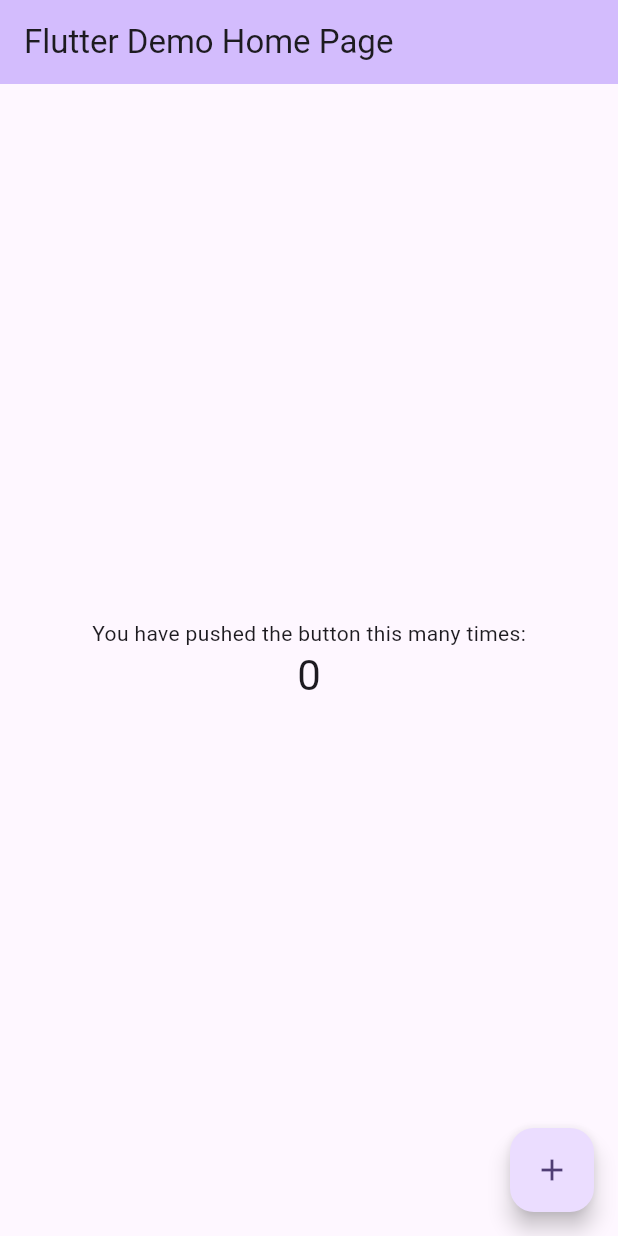
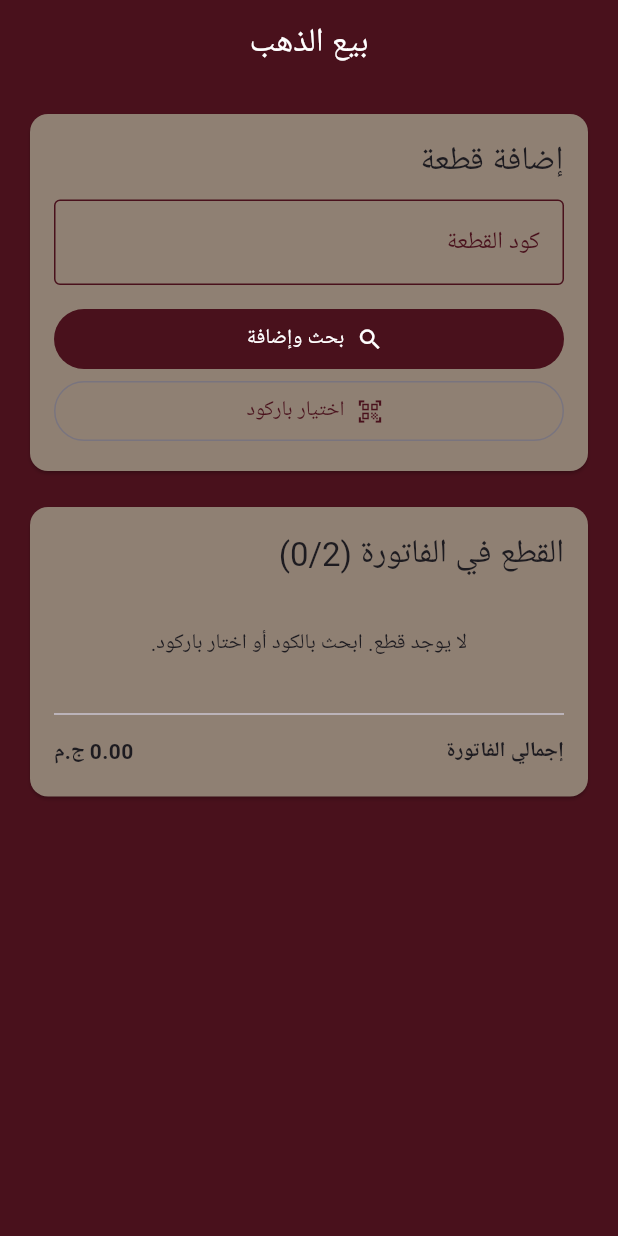
Before and after one commit to BasmalaAhmed/gold_shop_app, a Flutter app: the screen it shows after launch, on a phone screen of 412 x 824 dp. Run offline on Flutter 3.47's test engine with Material 3 defaults, Android fonts, the phone set to English and light mode, and no system bars.

Commit message:
feat: implement responsive demo UI

```diff
--- /dev/null
+++ b/lib/features/gold_sale/data/gold_sale_demo_catalog.dart
@@ -0,0 +1,56 @@
+import 'package:gold_shop_app/features/gold_sale/domain/gold_item_status.dart';
+import 'package:gold_shop_app/features/gold_sale/domain/gold_sale_calc.dart';
+import 'package:gold_shop_app/features/gold_sale/domain/gold_sale_cart.dart';
+
+class GoldSaleDemoCatalog {
+  const GoldSaleDemoCatalog();
+
+  static const Map<String, GoldSaleCartItem> _records = {
+    'DEMO-1001': GoldSaleCartItem(
+      code: 'DEMO-1001',
+      status: GoldItemStatus.available,
+      input: GoldSaleInput(
+        grossWeightMg: 4500,
+        stonesWeightMg: 300,
+        karat: 21,
+        goldPricePerGramPiasters: 420000,
+        laborValue: 12000,
+        laborPricingType: LaborPricingType.perGram,
+        discountPercent: 10,
+      ),
+    ),
+    'DEMO-1002': GoldSaleCartItem(
+      code: 'DEMO-1002',
+      status: GoldItemStatus.available,
+      input: GoldSaleInput(
+        grossWeightMg: 3000,
+        stonesWeightMg: 150,
+        karat: 18,
+        goldPricePerGramPiasters: 360000,
+        laborValue: 15000,
+        laborPricingType: LaborPricingType.fixed,
+        discountPercent: 5,
+      ),
+    ),
+    'DEMO-1003': GoldSaleCartItem(
+      code: 'DEMO-1003',
+      status: GoldItemStatus.reserved,
+      input: GoldSaleInput(
+        grossWeightMg: 5000,
+        stonesWeightMg: 500,
+        karat: 21,
+        goldPricePerGramPiasters: 420000,
+        laborValue: 12000,
+        laborPricingType: LaborPricingType.perGram,
+        discountPercent: 0,
+      ),
+    ),
+  };
+
+  List<GoldSaleCartItem> get demoItems => List.unmodifiable(_records.values);
+
+  GoldSaleCartItem? findByCode(String code) {
+    final normalizedCode = code.trim().toUpperCase();
+    return _records[normalizedCode];
+  }
+}
--- a/lib/features/gold_sale/domain/gold_sale_calc.dart
+++ b/lib/features/gold_sale/domain/gold_sale_calc.dart
@@ -4,6 +4,7 @@ class GoldSaleInput {
   const GoldSaleInput({
     required this.grossWeightMg,
     required this.stonesWeightMg,
+    required this.karat,
     required this.goldPricePerGramPiasters,
     required this.laborValue,
     required this.discountPercent,
@@ -13,6 +14,7 @@ class GoldSaleInput {
 
   final int grossWeightMg;
   final int stonesWeightMg;
+  final int karat;
 
   final int goldPricePerGramPiasters;
 
@@ -93,6 +95,9 @@ class GoldSaleCalc {
         'Stones weight must be zero or more and less than gross weight.',
       );
     }
+    if (input.karat <= 0 || input.karat > 24) {
+      throw ArgumentError('Karat must be between 1 and 24.');
+    }
     if (input.goldPricePerGramPiasters <= 0) {
       throw ArgumentError('Gold price must be greater than zero.');
     }
--- /dev/null
+++ b/lib/features/gold_sale/presentation/views/gold_sale_view.dart
@@ -0,0 +1,124 @@
+import 'package:flutter/material.dart';
+import 'package:gold_shop_app/features/gold_sale/data/gold_sale_demo_catalog.dart';
+import 'package:gold_shop_app/features/gold_sale/domain/gold_item_status.dart';
+import 'package:gold_shop_app/features/gold_sale/domain/gold_sale_cart.dart';
+import 'package:gold_shop_app/features/gold_sale/presentation/widgets/adaptive_layout.dart';
+import 'package:gold_shop_app/features/gold_sale/presentation/widgets/cart_card.dart';
+import 'package:gold_shop_app/features/gold_sale/presentation/widgets/demo_barcode_sheet.dart';
+import 'package:gold_shop_app/features/gold_sale/presentation/widgets/item_search_card.dart';
+
+class GoldSaleView extends StatefulWidget {
+  const GoldSaleView({super.key});
+
+  @override
+  State<GoldSaleView> createState() => _GoldSaleViewState();
+}
+
+class _GoldSaleViewState extends State<GoldSaleView> {
+  final _codeController = TextEditingController();
+  final _catalog = const GoldSaleDemoCatalog();
+  final _cart = GoldSaleCart();
+
+  @override
+  void dispose() {
+    _codeController.dispose();
+    super.dispose();
+  }
+
+  void _addByCode() {
+    final item = _catalog.findByCode(_codeController.text);
+
+    if (item == null) {
+      _showMessage('الكود ليس موجود في السجل.');
+      return;
+    }
+
+    if (item.status != GoldItemStatus.available) {
+      _showMessage(_unavailableMessage(item.status));
+      return;
+    }
+
+    try {
+      setState(() {
+        _cart.add(item);
+        _codeController.clear();
+      });
+    } on StateError catch (error) {
+      final message = error.message.toString();
+
+      if (message.contains('already')) {
+        _showMessage('القطعة مضافة بالفعل.');
+      } else {
+        _showMessage('مسموح إضافة قطعتين كحد أقصى.');
+      }
+    }
+  }
+
+  Future<void> _chooseDemoBarcode() async {
+    final item = await showModalBottomSheet<GoldSaleCartItem>(
+      context: context,
+      useSafeArea: true,
+      builder: (_) => DemoBarcodeSheet(items: _catalog.demoItems),
+    );
+
+    if (!mounted || item == null) return;
+
+    _codeController.text = item.code;
+    _addByCode();
+  }
+
+  void _removeByCode(String code) {
+    setState(() {
+      _cart.removeByCode(code);
+    });
+  }
+
+  void _showMessage(String message) {
+    ScaffoldMessenger.of(
+      context,
+    ).showSnackBar(SnackBar(content: Text(message)));
+  }
+
+  String _unavailableMessage(GoldItemStatus status) {
+    switch (status) {
+      case GoldItemStatus.reserved:
+        return 'القطعة محجوزة و غير متاحة للبيع.';
+      case GoldItemStatus.sold:
+        return 'القطعة مباعة بالفعل.';
+      case GoldItemStatus.inWorkshop:
+        return 'القطعة في الورشة.';
+      case GoldItemStatus.inTransit:
+        return 'القطعة في الطريق.';
+      case GoldItemStatus.available:
+        return 'القطعة متاحة للبيع.';
+    }
+  }
+
+  @override
+  Widget build(BuildContext context) {
+    return Scaffold(
+      backgroundColor: Color(0XFF49111C),
+      appBar: AppBar(
+        title: const Text('بيع الذهب'),
+        centerTitle: true,
+        backgroundColor: Color(0XFF49111C),
+        foregroundColor: Colors.white,
+      ),
+      body: SafeArea(
+        child: AdaptiveLayout(
+          searchPanel: ItemSearchCard(
+            codeController: _codeController,
+            onSearch: _addByCode,
+            onChooseDemoBarcode: _chooseDemoBarcode,
+          ),
+          cartPanel: CartCard(
+            items: _cart.items,
+            results: _cart.lineResults,
+            totalPiasters: _cart.totalPiasters,
+            onRemove: _removeByCode,
+          ),
+        ),
+      ),
+    );
+  }
+}
--- /dev/null
+++ b/lib/features/gold_sale/presentation/widgets/adaptive_layout.dart
@@ -0,0 +1,39 @@
+import 'package:flutter/material.dart';
+
+class AdaptiveLayout extends StatelessWidget {
+  const AdaptiveLayout({
+    super.key,
+    required this.searchPanel,
+    required this.cartPanel,
+  });
+
+  final Widget searchPanel;
+  final Widget cartPanel;
+
+  @override
+  Widget build(BuildContext context) {
+    return LayoutBuilder(
+      builder: (context, constraints) {
+        if (constraints.maxWidth >= 800) {
+          return Padding(
+            padding: const EdgeInsets.all(24),
+            child: Row(
+              crossAxisAlignment: CrossAxisAlignment.start,
+              children: [
+                SizedBox(width: 340, child: searchPanel),
+                const SizedBox(width: 24),
+                Expanded(child: cartPanel),
+              ],
+            ),
+          );
+        }
+        return SingleChildScrollView(
+          padding: const EdgeInsets.all(16),
+          child: Column(
+            children: [searchPanel, const SizedBox(height: 16), cartPanel],
+          ),
+        );
+      },
+    );
+  }
+}
--- /dev/null
+++ b/lib/features/gold_sale/presentation/widgets/cart_card.dart
@@ -0,0 +1,61 @@
+import 'package:flutter/material.dart';
+import 'package:gold_shop_app/features/gold_sale/domain/gold_sale_calc.dart';
+import 'package:gold_shop_app/features/gold_sale/domain/gold_sale_cart.dart';
+import 'package:gold_shop_app/features/gold_sale/presentation/widgets/cart_card_item.dart';
+import 'package:gold_shop_app/features/gold_sale/presentation/widgets/money_row.dart';
+
+class CartCard extends StatelessWidget {
+  const CartCard({
+    super.key,
+    required this.items,
+    required this.results,
+    required this.totalPiasters,
+    required this.onRemove,
+  });
+
+  final List<GoldSaleCartItem> items;
+  final List<GoldSaleLineResult> results;
+  final int totalPiasters;
+  final ValueChanged<String> onRemove;
+
+  @override
+  Widget build(BuildContext context) {
+    return Card(
+      color: Color(0XFF8F8073),
+      child: Padding(
+        padding: const EdgeInsets.all(16),
+        child: Column(
+          crossAxisAlignment: CrossAxisAlignment.stretch,
+          children: [
+            Text(
+              'القطع في الفاتورة (${items.length}/2)',
+              style: Theme.of(context).textTheme.titleLarge,
+            ),
+            const SizedBox(height: 12),
+            if (items.isEmpty)
+              const Padding(
+                padding: EdgeInsets.symmetric(vertical: 24),
+                child: Text(
+                  'لا يوجد قطع. ابحث بالكود أو اختار باركود.',
+                  textAlign: TextAlign.center,
+                ),
+              )
+            else
+              for (var index = 0; index < items.length; index++)
+                CartCardItem(
+                  item: items[index],
+                  result: results[index],
+                  onRemove: () => onRemove(items[index].code),
+                ),
+            const Divider(height: 24),
+            MoneyRow(
+              label: 'إجمالي الفاتورة',
+              amount: totalPiasters,
+              bold: true,
+            ),
+          ],
+        ),
+      ),
+    );
+  }
+}
--- /dev/null
+++ b/lib/features/gold_sale/presentation/widgets/item_search_card.dart
@@ -0,0 +1,70 @@
+import 'package:flutter/material.dart';
+
+class ItemSearchCard extends StatelessWidget {
+  const ItemSearchCard({
+    super.key,
+    required this.codeController,
+    required this.onSearch,
+    required this.onChooseDemoBarcode,
+  });
+
+  final TextEditingController codeController;
+  final VoidCallback onSearch;
+  final VoidCallback onChooseDemoBarcode;
+
+  @override
+  Widget build(BuildContext context) {
+    return Card(
+      color: Color(0XFF8F8073),
+      child: Padding(
+        padding: const EdgeInsets.all(16),
+        child: Column(
+          crossAxisAlignment: CrossAxisAlignment.stretch,
+          children: [
+            Text('إضافة قطعة', style: Theme.of(context).textTheme.titleLarge),
+            const SizedBox(height: 12),
+            TextField(
+              controller: codeController,
+              textDirection: TextDirection.ltr,
+              decoration: const InputDecoration(
+                labelText: 'كود القطعة',
+                labelStyle: TextStyle(
+                  color: Color(0XFF49111C)
+                ),
+                hintText: 'مثال: DEMO-1001',
+                border: OutlineInputBorder(
+                  borderSide: BorderSide(color: Color(0XFF49111C))
+                ),
+                enabledBorder: OutlineInputBorder(
+                  borderSide: BorderSide(color: Color(0XFF49111C))
+                ),
+                focusedBorder: OutlineInputBorder(
+                  borderSide: BorderSide(color: Color(0XFF49111C))
+                ),
+              ),
+              onSubmitted: (_) => onSearch(),
+            ),
+            const SizedBox(height: 12),
+            FilledButton.icon(
+              onPressed: onSearch,
+              icon: const Icon(Icons.search),
+              label: const Text('بحث وإضافة'),
+              style: FilledButton.styleFrom(
+                backgroundColor: Color(0XFF49111C)
+              ),
+            ),
+            OutlinedButton.icon(
+              onPressed: onChooseDemoBarcode,
+              icon: const Icon(Icons.qr_code_scanner),
+              label: const Text('اختيار باركود'),
+              style: OutlinedButton.styleFrom(
+                foregroundColor: Color(0XFF49111C),
+
+              ),
+            ),
+          ],
+        ),
+      ),
+    );
+  }
+}
--- /dev/null
+++ b/lib/features/gold_sale/presentation/widgets/money_row.dart
@@ -0,0 +1,41 @@
+import 'package:flutter/material.dart';
+
+class MoneyRow extends StatelessWidget {
+  const MoneyRow({
+    super.key,
+    required this.label,
+    required this.amount,
+    this.bold = false,
+  });
+
+  final String label;
+  final int amount;
+  final bool bold;
+
+  String _formatPiasters(int amount) {
+    final pounds = amount ~/ 100;
+    final piasters = (amount % 100).toString().padLeft(2, '0');
+    return '$pounds.$piasters ج.م';
+  }
+
+  @override
+  Widget build(BuildContext context) {
+    return Padding(
+      padding: const EdgeInsets.symmetric(vertical: 3),
+      child: Row(
+        children: [
+          Expanded(
+            child: Text(
+              label,
+              style: bold ? const TextStyle(fontWeight: FontWeight.bold) : null,
+            ),
+          ),
+          Text(
+            _formatPiasters(amount),
+            style: bold ? const TextStyle(fontWeight: FontWeight.bold) : null,
+          ),
+        ],
+      ),
+    );
+  }
+}
--- a/lib/main.dart
+++ b/lib/main.dart
@@ -1,122 +1,23 @@
 import 'package:flutter/material.dart';
+import 'package:flutter_localizations/flutter_localizations.dart';
+import 'package:gold_shop_app/features/gold_sale/presentation/views/gold_sale_view.dart';
 
 void main() {
-  runApp(const MyApp());
+  runApp(const GoldShopApp());
 }
 
-class MyApp extends StatelessWidget {
-  const MyApp({super.key});
+class GoldShopApp extends StatelessWidget {
+  const GoldShopApp({super.key});
 
-  // This widget is the root of your application.
   @override
   Widget build(BuildContext context) {
     return MaterialApp(
-      title: 'Flutter Demo',
-      theme: ThemeData(
-        // This is the theme of your application.
-        //
-        // TRY THIS: Try running your application with "flutter run". You'll see
-        // the application has a purple toolbar. Then, without quitting the app,
-        // try changing the seedColor in the colorScheme below to Colors.green
-        // and then invoke "hot reload" (save your changes or press the "hot
-        // reload" button in a Flutter-supported IDE, or press "r" if you used
-        // the command line to start the app).
-        //
-        // Notice that the counter didn't reset back to zero; the application
-        // state is not lost during the reload. To reset the state, use hot
-        // restart instead.
-        //
-        // This works for code too, not just values: Most code changes can be
-        // tested with just a hot reload.
-        colorScheme: .fromSeed(seedColor: Colors.deepPurple),
-      ),
-      home: const MyHomePage(title: 'Flutter Demo Home Page'),
+      title: 'بيع الذهب',
+      debugShowCheckedModeBanner: false,
+      locale: const Locale('ar'),
+      supportedLocales: const [Locale('ar')],
+      localizationsDelegates: GlobalMaterialLocalizations.delegates,
+      home: GoldSaleView(),
     );
   }
 }
-
-class MyHomePage extends StatefulWidget {
-  const MyHomePage({super.key, required this.title});
-
-  // This widget is the home page of your application. It is stateful, meaning
-  // that it has a State object (defined below) that contains fields that affect
-  // how it looks.
-
-  // This class is the configuration for the state. It holds the values (in this
-  // case the title) provided by the parent (in this case the App widget) and
-  // used by the build method of the State. Fields in a Widget subclass are
-  // always marked "final".
-
-  final String title;
-
-  @override
-  State<MyHomePage> createState() => _MyHomePageState();
-}
-
-class _MyHomePageState extends State<MyHomePage> {
-  int _counter = 0;
-
-  void _incrementCounter() {
-    setState(() {
-      // This call to setState tells the Flutter framework that something has
-      // changed in this State, which causes it to rerun the build method below
-      // so that the display can reflect the updated values. If we changed
-      // _counter without calling setState(), then the build method would not be
-      // called again, and so nothing would appear to happen.
-      _counter++;
-    });
-  }
-
-  @override
-  Widget build(BuildContext context) {
-    // This method is rerun every time setState is called, for instance as done
-    // by the _incrementCounter method above.
-    //
-    // The Flutter framework has been optimized to make rerunning build methods
-    // fast, so that you can just rebuild anything that needs updating rather
-    // than having to individually change instances of widgets.
-    return Scaffold(
-      appBar: AppBar(
-        // TRY THIS: Try changing the color here to a specific color (to
-        // Colors.amber, perhaps?) and trigger a hot reload to see the AppBar
-        // change color while the other colors stay the same.
-        backgroundColor: Theme.of(context).colorScheme.inversePrimary,
-        // Here we take the value from the MyHomePage object that was created by
-        // the App.build method, and use it to set our appbar title.
-        title: Text(widget.title),
-      ),
-      body: Center(
-        // Center is a layout widget. It takes a single child and positions it
-        // in the middle of the parent.
-        child: Column(
-          // Column is also a layout widget. It takes a list of children and
-          // arranges them vertically. By default, it sizes itself to fit its
-          // children horizontally, and tries to be as tall as its parent.
-          //
-          // Column has various properties to control how it sizes itself and
-          // how it positions its children. Here we use mainAxisAlignment to
-          // center the children vertically; the main axis here is the vertical
-          // axis because Columns are vertical (the cross axis would be
-          // horizontal).
-          //
-          // TRY THIS: Invoke "debug painting" (choose the "Toggle Debug Paint"
-          // action in the IDE, or press "p" in the console), to see the
-          // wireframe for each widget.
-          mainAxisAlignment: .center,
-          children: [
-            const Text('You have pushed the button this many times:'),
-            Text(
-              '$_counter',
-              style: Theme.of(context).textTheme.headlineMedium,
-            ),
-          ],
-        ),
-      ),
-      floatingActionButton: FloatingActionButton(
-        onPressed: _incrementCounter,
-        tooltip: 'Increment',
-        child: const Icon(Icons.add),
-      ),
-    );
-  }
-}
--- a/pubspec.yaml
+++ b/pubspec.yaml
@@ -28,6 +28,8 @@ environment:
 # the latest version available on pub.dev. To see which dependencies have newer
 # versions available, run `flutter pub outdated`.
 dependencies:
+  flutter_localizations:
+    sdk: flutter
   flutter:
     sdk: flutter
 
```
Also changed, not shown: lib/features/gold_sale/presentation/widgets/cart_card_item.dart (added, +75 -0 lines), lib/features/gold_sale/presentation/widgets/demo_barcode_sheet.dart (added, +44 -0 lines), pubspec.lock, 4 other files.
